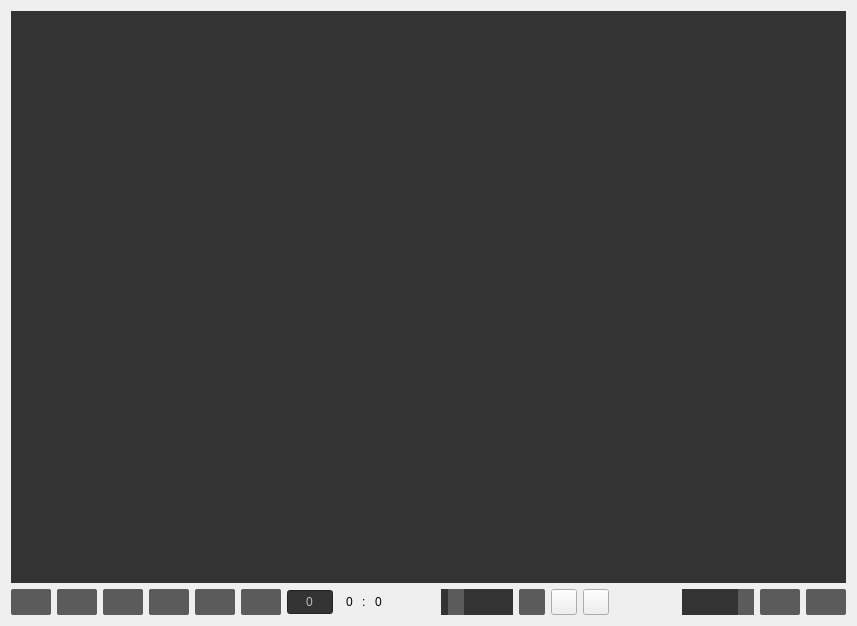
Above: AnimRef/Contents/interface/interface.ui from ShirzadBh/AnimRef before the change. Below: the same form after it.
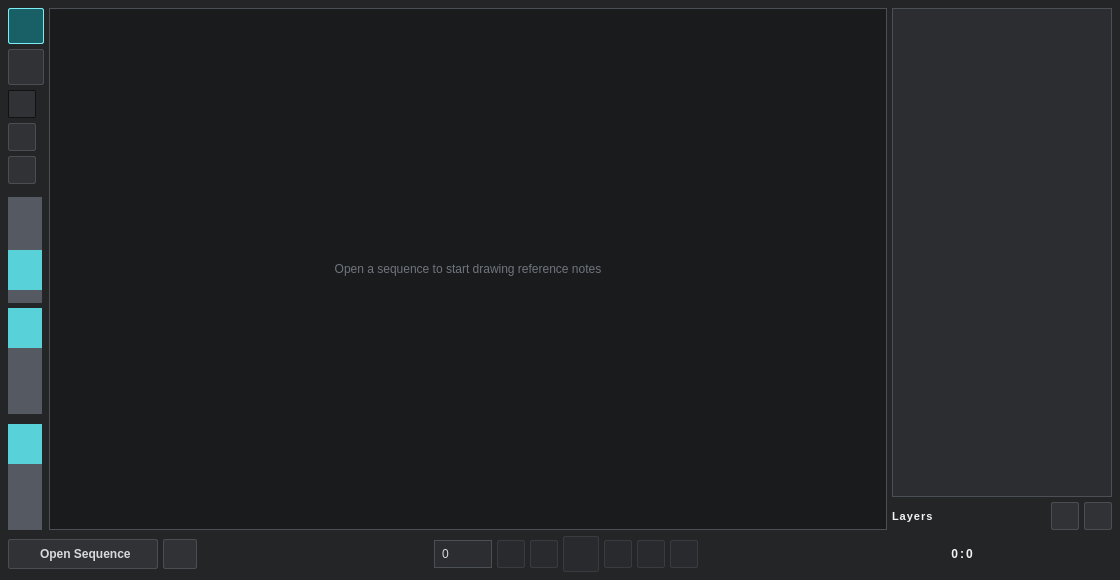
That is the form after the change.

Commit message: Adding painting tools

What changed in the file:
```diff
--- a/AnimRef/Contents/interface/interface.ui
+++ b/AnimRef/Contents/interface/interface.ui
@@ -6,14 +6,20 @@
    <rect>
     <x>0</x>
     <y>0</y>
-    <width>857</width>
-    <height>626</height>
+    <width>1120</width>
+    <height>580</height>
    </rect>
   </property>
+  <property name="sizePolicy">
+   <sizepolicy hsizetype="Expanding" vsizetype="Expanding">
+    <horstretch>1</horstretch>
+    <verstretch>1</verstretch>
+   </sizepolicy>
+  </property>
   <property name="minimumSize">
    <size>
-    <width>340</width>
-    <height>240</height>
+    <width>860</width>
+    <height>580</height>
    </size>
   </property>
   <property name="windowTitle">
@@ -22,168 +28,426 @@
   <property name="styleSheet">
    <string notr="true">
 
-
-
-
-
-
-
-
-
-
-
-
-
-
-
-
-QTabWidget::pane { /* The tab widget frame */
+QWidget#Form {
+    background-color: #242526;
+    color: #d7d9dc;
+    font-family: Segoe UI, Arial, sans-serif;
+    font-size: 11px;
 }
-
-QTabWidget::tab-bar {
-   /* move to the right by 5px */
-    background: black;
-
+QPushButton {
+    background-color: #303236;
+    color: #d7d9dc;
+    border: 1px solid #4a4d52;
+    border-radius: 2px;
+    padding: 3px 6px;
 }
-
-/* Style the tab using the tab sub-control. Note that
-    it reads QTabBar _not_ QTabWidget */
-QTabBar::tab {
-color: white;
-    background: #363636;
-    padding: 6px 26px 6px 26px;
+QPushButton:hover {
+    background-color: #383b40;
+    border-color: #6ad8df;
 }
-
-
-QTabBar::tab:selected, QTabBar::tab:hover {
-    background: #5b5b5b;
+QPushButton:pressed, QPushButton:checked {
+    background-color: #195f66;
+    border-color: #7beef5;
+    color: #ffffff;
 }
-
-QTabBar::tab:selected {
-    border-color: #9B9B9B;
+QPushButton:disabled {
+    background-color: #282a2d;
+    color: #666b72;
+    border-color: #383b40;
 }
-
-QTabBar::tab:!selected {
-    border-color: #474747;
-
+QPushButton#btn_load_seq {
+    background-color: #303236;
+    border-radius: 2px;
+    padding-left: 10px;
+    padding-right: 12px;
+    font-size: 12px;
+    font-weight: 500;
 }
-
-/* make use of negative margins for overlapping tabs */
-QTabBar::tab:selected {
-    background: 474747;
-
-    /* expand/overlap to the left and right by 4px */
-
+QPushButton#btn_load_seq:hover {
+    background-color: #383b40;
 }
-
-QTabBar::tab:first:selected {
-    margin-left: 0; /* the first selected tab has nothing to overlap with on the left */
+QPushButton#btn_brush_color {
+    border: 1px solid #111214;
+    border-radius: 1px;
 }
-
-QTabBar::tab:last:selected {
-    margin-right: 0; /* the last selected tab has nothing to overlap with on the right */
+QLabel#viewer {
+    background-color: #1a1b1d;
+    border: 1px solid #4b4f56;
+    border-radius: 0px;
+    color: #6f747d;
+    font-size: 12px;
 }
-
-QTabBar::tab:only-one {
-    margin: 0; /* if there is only one tab, we don't want overlapping margins */
+QLabel#layersTitle {
+    color: #f1f3f4;
+    font-size: 11px;
+    font-weight: 600;
+    letter-spacing: 1px;
+    padding-left: 0px;
 }
-
-
-
-
-
-
-
-
-
-
-
-
-
-
-
-
-		QMenuBar
-		{	
-			color: #fff;
-
-			background-color: #363636;
-		}
-
-		QMenuBar::item
-		{	
-			color: #fff;
-
-			background-color: #474747;
-		}
-
-		QMenuBar::item:selected
-		{	
-			color: #fff;
-
-			background-color: #363636;
-		}
-		
-		QMenu
-		{
-			background-color: #363636;			
-			color: #fff;
-		
-		}
-
-
-		QMenu::item:selected
-		{
-			background-color: #fff;			
-			color: #34495e;
-			
-		}
-
-
-
-
-
-
-
-
-
-
-
-
-
-
-
-
-
-QToolBar {
-    background: #363636;
-    spacing: 3px; /* spacing between items in the tool bar */
+QListWidget#lw_layers {
+    background-color: #2b2d30;
+    border: 1px solid #4b4f56;
+    border-radius: 0px;
+    padding: 2px;
+    outline: none;
 }
-
-QToolBar::handle {
-/*
-    background: #363636;
-*/
+QListWidget#lw_layers::item {
+    min-height: 22px;
+    border-radius: 0px;
+    padding: 2px 5px;
 }
-
-</string>
+QListWidget#lw_layers::item:selected {
+    background-color: #087ea4;
+    color: #ffffff;
+}
+QListWidget#lw_layers::item:hover {
+    background-color: #36393e;
+}
+QSpinBox#sb_time_shift {
+    background-color: #2b2d30;
+    color: #d7d9dc;
+    border: 1px solid #4b4f56;
+    border-radius: 0px;
+    padding-left: 5px;
+}
+QLabel#maxframe, QLabel#refframe, QLabel#label_4 {
+    font-weight: 600;
+    color: #f1f3f4;
+    font-size: 12px;
+}
+QLabel#state {
+    color: #8d939c;
+    padding-left: 8px;
+}
+QSlider::groove:horizontal {
+    height: 40px;
+    background: #555a62;
+    border-radius: 0px;
+}
+QSlider::handle:horizontal {
+    background: #58d1d8;
+    width: 20px;
+    margin: -5px 0;
+    border-radius: 0px;
+}
+QSlider::groove:vertical {
+    width: 40px;
+    background: #555a62;
+    border-radius: 0px;
+}
+QSlider::handle:vertical {
+    background: #58d1d8;
+    height: 40px;
+    margin: 0 -5px;
+    border-radius: 0px;
+}
+   </string>
   </property>
   <layout class="QVBoxLayout" name="verticalLayout">
+   <property name="spacing">
+    <number>6</number>
+   </property>
+   <property name="leftMargin">
+    <number>8</number>
+   </property>
+   <property name="topMargin">
+    <number>8</number>
+   </property>
+   <property name="rightMargin">
+    <number>8</number>
+   </property>
+   <property name="bottomMargin">
+    <number>8</number>
+   </property>
    <item>
-    <layout class="QHBoxLayout" name="horizontalLayout_5">
+    <layout class="QHBoxLayout" name="centerLayout">
+     <property name="spacing">
+      <number>5</number>
+     </property>
+     <item>
+      <layout class="QVBoxLayout" name="sidebarLayout">
+       <property name="spacing">
+        <number>5</number>
+       </property>
+       <item>
+        <widget class="QPushButton" name="btn_brush">
+         <property name="minimumSize">
+          <size>
+           <width>36</width>
+           <height>36</height>
+          </size>
+         </property>
+         <property name="maximumSize">
+          <size>
+           <width>36</width>
+           <height>36</height>
+          </size>
+         </property>
+         <property name="text">
+          <string/>
+         </property>
+         <property name="iconSize">
+          <size>
+           <width>24</width>
+           <height>24</height>
+          </size>
+         </property>
+         <property name="checkable">
+          <bool>true</bool>
+         </property>
+         <property name="checked">
+          <bool>true</bool>
+         </property>
+        </widget>
+       </item>
+       <item>
+        <widget class="QPushButton" name="btn_eraser">
+         <property name="minimumSize">
+          <size>
+           <width>36</width>
+           <height>36</height>
+          </size>
+         </property>
+         <property name="maximumSize">
+          <size>
+           <width>36</width>
+           <height>36</height>
+          </size>
+         </property>
+         <property name="text">
+          <string/>
+         </property>
+         <property name="iconSize">
+          <size>
+           <width>24</width>
+           <height>24</height>
+          </size>
+         </property>
+         <property name="checkable">
+          <bool>true</bool>
+         </property>
+        </widget>
+       </item>
+       <item>
+        <widget class="QPushButton" name="btn_brush_color">
+         <property name="minimumSize">
+          <size>
+           <width>28</width>
+           <height>28</height>
+          </size>
+         </property>
+         <property name="maximumSize">
+          <size>
+           <width>28</width>
+           <height>28</height>
+          </size>
+         </property>
+         <property name="text">
+          <string/>
+         </property>
+        </widget>
+       </item>
+       <item>
+        <widget class="QPushButton" name="btn_undo">
+         <property name="minimumSize">
+          <size>
+           <width>28</width>
+           <height>28</height>
+          </size>
+         </property>
+         <property name="maximumSize">
+          <size>
+           <width>28</width>
+           <height>28</height>
+          </size>
+         </property>
+         <property name="text">
+          <string/>
+         </property>
+         <property name="iconSize">
+          <size>
+           <width>22</width>
+           <height>22</height>
+          </size>
+         </property>
+        </widget>
+       </item>
+       <item>
+        <widget class="QPushButton" name="btn_redo">
+         <property name="minimumSize">
+          <size>
+           <width>28</width>
+           <height>28</height>
+          </size>
+         </property>
+         <property name="maximumSize">
+          <size>
+           <width>28</width>
+           <height>28</height>
+          </size>
+         </property>
+         <property name="text">
+          <string/>
+         </property>
+         <property name="iconSize">
+          <size>
+           <width>22</width>
+           <height>22</height>
+          </size>
+         </property>
+        </widget>
+       </item>
+       <item>
+        <spacer name="toolSpacer1">
+         <property name="orientation">
+          <enum>Qt::Vertical</enum>
+         </property>
+         <property name="sizeType">
+          <enum>QSizePolicy::Fixed</enum>
+         </property>
+         <property name="sizeHint" stdset="0">
+          <size>
+           <width>20</width>
+           <height>8</height>
+          </size>
+         </property>
+        </spacer>
+       </item>
+       <item>
+        <widget class="QSlider" name="sl_brush_size">
+         <property name="minimumSize">
+          <size>
+           <width>34</width>
+           <height>106</height>
+          </size>
+         </property>
+         <property name="maximumSize">
+          <size>
+           <width>34</width>
+           <height>120</height>
+          </size>
+         </property>
+         <property name="toolTip">
+          <string>Brush Size</string>
+         </property>
+         <property name="styleSheet">
+          <string notr="true">QSlider::groove:horizontal {
+    background: #333333;
+}
+
+QSlider::handle:horizontal {
+    background: #5b5b5b;
+    width: 16px;
+
+}</string>
+         </property>
+         <property name="minimum">
+          <number>1</number>
+         </property>
+         <property name="maximum">
+          <number>100</number>
+         </property>
+         <property name="value">
+          <number>20</number>
+         </property>
+         <property name="orientation">
+          <enum>Qt::Vertical</enum>
+         </property>
+        </widget>
+       </item>
+       <item>
+        <widget class="QSlider" name="sl_brush_flow">
+         <property name="minimumSize">
+          <size>
+           <width>34</width>
+           <height>106</height>
+          </size>
+         </property>
+         <property name="maximumSize">
+          <size>
+           <width>34</width>
+           <height>120</height>
+          </size>
+         </property>
+         <property name="toolTip">
+          <string>Brush Flow</string>
+         </property>
+         <property name="minimum">
+          <number>1</number>
+         </property>
+         <property name="maximum">
+          <number>100</number>
+         </property>
+         <property name="value">
+          <number>100</number>
+         </property>
+         <property name="orientation">
+          <enum>Qt::Vertical</enum>
+         </property>
+        </widget>
+       </item>
+       <item>
+        <spacer name="sidebarSpacer">
+         <property name="orientation">
+          <enum>Qt::Vertical</enum>
+         </property>
+         <property name="sizeHint" stdset="0">
+          <size>
+           <width>20</width>
+           <height>40</height>
+          </size>
+         </property>
+        </spacer>
+       </item>
+       <item>
+        <widget class="QSlider" name="sl_opacity">
+         <property name="minimumSize">
+          <size>
+           <width>34</width>
+           <height>106</height>
+          </size>
+         </property>
+         <property name="maximumSize">
+          <size>
+           <width>34</width>
+           <height>120</height>
+          </size>
+         </property>
+         <property name="toolTip">
+          <string>Brush Flow</string>
+         </property>
+         <property name="minimum">
+          <number>10</number>
+         </property>
+         <property name="maximum">
+          <number>100</number>
+         </property>
+         <property name="value">
+          <number>100</number>
+         </property>
+         <property name="orientation">
+          <enum>Qt::Vertical</enum>
+         </property>
+        </widget>
+       </item>
+      </layout>
+     </item>
      <item>
       <widget class="QLabel" name="viewer">
        <property name="sizePolicy">
-        <sizepolicy hsizetype="Preferred" vsizetype="MinimumExpanding">
-         <horstretch>0</horstretch>
-         <verstretch>0</verstretch>
+        <sizepolicy hsizetype="Expanding" vsizetype="Expanding">
+         <horstretch>1</horstretch>
+         <verstretch>1</verstretch>
         </sizepolicy>
        </property>
-       <property name="styleSheet">
-        <string notr="true">background-color: #333333</string>
+       <property name="minimumSize">
+        <size>
+         <width>500</width>
+         <height>380</height>
+        </size>
        </property>
        <property name="text">
-        <string/>
+        <string>Open a sequence to start drawing reference notes</string>
        </property>
        <property name="scaledContents">
         <bool>false</bool>
@@ -193,825 +457,473 @@
        </property>
       </widget>
      </item>
+     <item>
+      <layout class="QVBoxLayout" name="rightLayout">
+       <property name="spacing">
+        <number>5</number>
+       </property>
+       <item>
+        <widget class="QListWidget" name="lw_layers">
+         <property name="sizePolicy">
+          <sizepolicy hsizetype="Fixed" vsizetype="Expanding">
+           <horstretch>0</horstretch>
+           <verstretch>1</verstretch>
+          </sizepolicy>
+         </property>
+         <property name="minimumSize">
+          <size>
+           <width>190</width>
+           <height>220</height>
+          </size>
+         </property>
+         <property name="maximumSize">
+          <size>
+           <width>220</width>
+           <height>16777215</height>
+          </size>
+         </property>
+         <property name="dragDropMode">
+          <enum>QAbstractItemView::InternalMove</enum>
+         </property>
+         <property name="alternatingRowColors">
+          <bool>false</bool>
+         </property>
+        </widget>
+       </item>
+       <item>
+        <layout class="QHBoxLayout" name="layersHeaderLayout">
+         <property name="spacing">
+          <number>5</number>
+         </property>
+         <item>
+          <widget class="QLabel" name="layersTitle">
+           <property name="minimumSize">
+            <size>
+             <width>0</width>
+             <height>24</height>
+            </size>
+           </property>
+           <property name="text">
+            <string>Layers</string>
+           </property>
+          </widget>
+         </item>
+         <item>
+          <spacer name="layersHeaderSpacer">
+           <property name="orientation">
+            <enum>Qt::Horizontal</enum>
+           </property>
+           <property name="sizeHint" stdset="0">
+            <size>
+             <width>40</width>
+             <height>20</height>
+            </size>
+           </property>
+          </spacer>
+         </item>
+         <item>
+          <widget class="QPushButton" name="btn_remove_layer">
+           <property name="minimumSize">
+            <size>
+             <width>28</width>
+             <height>28</height>
+            </size>
+           </property>
+           <property name="maximumSize">
+            <size>
+             <width>28</width>
+             <height>28</height>
+            </size>
+           </property>
+           <property name="text">
+            <string/>
+           </property>
+           <property name="iconSize">
+            <size>
+             <width>20</width>
+             <height>20</height>
+            </size>
+           </property>
+          </widget>
+         </item>
+         <item>
+          <widget class="QPushButton" name="btn_add_layer">
+           <property name="minimumSize">
+            <size>
+             <width>28</width>
+             <height>28</height>
+            </size>
+           </property>
+           <property name="maximumSize">
+            <size>
+             <width>28</width>
+             <height>28</height>
+            </size>
+           </property>
+           <property name="text">
+            <string/>
+           </property>
+           <property name="iconSize">
+            <size>
+             <width>20</width>
+             <height>20</height>
+            </size>
+           </property>
+          </widget>
+         </item>
+        </layout>
+       </item>
+      </layout>
+     </item>
     </layout>
    </item>
    <item>
-    <layout class="QHBoxLayout" name="horizontalLayout">
+    <layout class="QHBoxLayout" name="bottomLayout">
+     <property name="spacing">
+      <number>5</number>
+     </property>
      <item>
-      <layout class="QHBoxLayout" name="horizontalLayout_3">
+      <widget class="QPushButton" name="btn_load_seq">
+       <property name="minimumSize">
+        <size>
+         <width>150</width>
+         <height>30</height>
+        </size>
+       </property>
+       <property name="maximumSize">
+        <size>
+         <width>190</width>
+         <height>30</height>
+        </size>
+       </property>
+       <property name="text">
+        <string>  Open Sequence</string>
+       </property>
+       <property name="iconSize">
+        <size>
+         <width>22</width>
+         <height>22</height>
+        </size>
+       </property>
+      </widget>
+     </item>
+     <item>
+      <widget class="QPushButton" name="btn_converter">
+       <property name="minimumSize">
+        <size>
+         <width>34</width>
+         <height>30</height>
+        </size>
+       </property>
+       <property name="maximumSize">
+        <size>
+         <width>34</width>
+         <height>30</height>
+        </size>
+       </property>
+       <property name="toolTip">
+        <string>Open / download sequence converter</string>
+       </property>
+       <property name="text">
+        <string/>
+       </property>
+       <property name="iconSize">
+        <size>
+         <width>20</width>
+         <height>20</height>
+        </size>
+       </property>
+      </widget>
+     </item>
+     <item>
+      <spacer name="horizontalSpacer">
+       <property name="orientation">
+        <enum>Qt::Horizontal</enum>
+       </property>
+       <property name="sizeHint" stdset="0">
+        <size>
+         <width>40</width>
+         <height>20</height>
+        </size>
+       </property>
+      </spacer>
+     </item>
+     <item>
+      <widget class="QSpinBox" name="sb_time_shift">
+       <property name="enabled">
+        <bool>false</bool>
+       </property>
+       <property name="minimumSize">
+        <size>
+         <width>58</width>
+         <height>28</height>
+        </size>
+       </property>
+       <property name="maximumSize">
+        <size>
+         <width>58</width>
+         <height>28</height>
+        </size>
+       </property>
+       <property name="toolTip">
+        <string>Set Start Frame Of Reference</string>
+       </property>
+       <property name="buttonSymbols">
+        <enum>QAbstractSpinBox::NoButtons</enum>
+       </property>
+       <property name="minimum">
+        <number>-10000000</number>
+       </property>
+       <property name="maximum">
+        <number>10000000</number>
+       </property>
+       <property name="value">
+        <number>0</number>
+       </property>
+      </widget>
+     </item>
+     <item>
+      <widget class="QPushButton" name="btn_s_frame">
+       <property name="enabled">
+        <bool>false</bool>
+       </property>
+       <property name="minimumSize">
+        <size>
+         <width>28</width>
+         <height>28</height>
+        </size>
+       </property>
+       <property name="maximumSize">
+        <size>
+         <width>28</width>
+         <height>28</height>
+        </size>
+       </property>
+       <property name="text">
+        <string/>
+       </property>
+       <property name="iconSize">
+        <size>
+         <width>22</width>
+         <height>22</height>
+        </size>
+       </property>
+      </widget>
+     </item>
+     <item>
+      <widget class="QPushButton" name="btn_p_frame">
+       <property name="enabled">
+        <bool>false</bool>
+       </property>
+       <property name="minimumSize">
+        <size>
+         <width>28</width>
+         <height>28</height>
+        </size>
+       </property>
+       <property name="maximumSize">
+        <size>
+         <width>28</width>
+         <height>28</height>
+        </size>
+       </property>
+       <property name="text">
+        <string/>
+       </property>
+       <property name="iconSize">
+        <size>
+         <width>22</width>
+         <height>22</height>
+        </size>
+       </property>
+      </widget>
+     </item>
+     <item>
+      <widget class="QPushButton" name="btn_play">
+       <property name="enabled">
+        <bool>false</bool>
+       </property>
+       <property name="minimumSize">
+        <size>
+         <width>36</width>
+         <height>36</height>
+        </size>
+       </property>
+       <property name="maximumSize">
+        <size>
+         <width>36</width>
+         <height>36</height>
+        </size>
+       </property>
+       <property name="text">
+        <string/>
+       </property>
+       <property name="iconSize">
+        <size>
+         <width>26</width>
+         <height>26</height>
+        </size>
+       </property>
+       <property name="checkable">
+        <bool>false</bool>
+       </property>
+      </widget>
+     </item>
+     <item>
+      <widget class="QPushButton" name="btn_n_frame">
+       <property name="enabled">
+        <bool>false</bool>
+       </property>
+       <property name="minimumSize">
+        <size>
+         <width>28</width>
+         <height>28</height>
+        </size>
+       </property>
+       <property name="maximumSize">
+        <size>
+         <width>28</width>
+         <height>28</height>
+        </size>
+       </property>
+       <property name="text">
+        <string/>
+       </property>
+       <property name="iconSize">
+        <size>
+         <width>22</width>
+         <height>22</height>
+        </size>
+       </property>
+      </widget>
+     </item>
+     <item>
+      <widget class="QPushButton" name="btn_e_frame">
+       <property name="enabled">
+        <bool>false</bool>
+       </property>
+       <property name="minimumSize">
+        <size>
+         <width>28</width>
+         <height>28</height>
+        </size>
+       </property>
+       <property name="maximumSize">
+        <size>
+         <width>28</width>
+         <height>28</height>
+        </size>
+       </property>
+       <property name="text">
+        <string/>
+       </property>
+       <property name="iconSize">
+        <size>
+         <width>22</width>
+         <height>22</height>
+        </size>
+       </property>
+      </widget>
+     </item>
+     <item>
+      <widget class="QPushButton" name="btn_loop">
+       <property name="enabled">
+        <bool>false</bool>
+       </property>
+       <property name="minimumSize">
+        <size>
+         <width>28</width>
+         <height>28</height>
+        </size>
+       </property>
+       <property name="maximumSize">
+        <size>
+         <width>28</width>
+         <height>28</height>
+        </size>
+       </property>
+       <property name="text">
+        <string/>
+       </property>
+       <property name="iconSize">
+        <size>
+         <width>22</width>
+         <height>22</height>
+        </size>
+       </property>
+       <property name="checkable">
+        <bool>true</bool>
+       </property>
+      </widget>
+     </item>
+     <item>
+      <spacer name="bottomSpacer">
+       <property name="orientation">
+        <enum>Qt::Horizontal</enum>
+       </property>
+       <property name="sizeHint" stdset="0">
+        <size>
+         <width>40</width>
+         <height>20</height>
+        </size>
+       </property>
+      </spacer>
+     </item>
+     <item>
+      <layout class="QHBoxLayout" name="frameLabelsLayout">
+       <property name="spacing">
+        <number>2</number>
+       </property>
        <item>
-        <widget class="QPushButton" name="btn_s_frame">
-         <property name="enabled">
-          <bool>false</bool>
-         </property>
+        <widget class="QLabel" name="maxframe">
          <property name="minimumSize">
           <size>
-           <width>0</width>
-           <height>26</height>
+           <width>24</width>
+           <height>20</height>
           </size>
          </property>
-         <property name="maximumSize">
-          <size>
-           <width>16777215</width>
-           <height>26</height>
-          </size>
-         </property>
-         <property name="styleSheet">
-          <string notr="true">QPushButton
-{
-color: white;
-font-size: 12px;
-padding: 20px 4px 20px 4px;
-border-radius: 2px;
-background-color: #5b5b5b;
-}
-
-QPushButton::hover 
-{
-background-color: #888888;
-}
-
-QPushButton::pressed 
-{
-background-color: #4b4b4b;
-}
-
-
-
-QPushButton::checked 
-{
-background-color: #E84A5F;
-}
-
-
-
-
-
-
-</string>
-         </property>
          <property name="text">
-          <string/>
+          <string>0</string>
          </property>
-        </widget>
-       </item>
-       <item>
-        <widget class="QPushButton" name="btn_p_frame">
-         <property name="enabled">
-          <bool>false</bool>
+         <property name="alignment">
+          <set>Qt::AlignRight|Qt::AlignTrailing|Qt::AlignVCenter</set>
          </property>
-         <property name="minimumSize">
-          <size>
-           <width>0</width>
-           <height>26</height>
-          </size>
-         </property>
-         <property name="maximumSize">
-          <size>
-           <width>16777215</width>
-           <height>26</height>
-          </size>
-         </property>
-         <property name="styleSheet">
-          <string notr="true">QPushButton
-{
-color: white;
-font-size: 12px;
-padding: 20px 4px 20px 4px;
-border-radius: 2px;
-background-color: #5b5b5b;
-}
-
-QPushButton::hover 
-{
-background-color: #888888;
-}
-
-QPushButton::pressed 
-{
-background-color: #4b4b4b;
-}
-
-
-
-QPushButton::checked 
-{
-background-color: #E84A5F;
-}
-
-
-
-
-
-
-</string>
-         </property>
-         <property name="text">
-          <string/>
-         </property>
         </widget>
        </item>
        <item>
-        <widget class="QPushButton" name="btn_play">
-         <property name="enabled">
-          <bool>false</bool>
-         </property>
-         <property name="minimumSize">
-          <size>
-           <width>0</width>
-           <height>26</height>
-          </size>
-         </property>
-         <property name="maximumSize">
-          <size>
-           <width>16777215</width>
-           <height>26</height>
-          </size>
-         </property>
-         <property name="styleSheet">
-          <string notr="true">QPushButton
-{
-color: white;
-font-size: 12px;
-padding: 20px 4px 20px 4px;
-border-radius: 2px;
-background-color: #5b5b5b;
-}
-
-QPushButton::hover 
-{
-background-color: #888888;
-}
-
-QPushButton::pressed 
-{
-background-color: #4b4b4b;
-}
-
-
-
-QPushButton::checked 
-{
-background-color: #E84A5F;
-}
-
-
-
-
-
-
-</string>
-         </property>
+        <widget class="QLabel" name="label_4">
          <property name="text">
-          <string/>
-         </property>
-         <property name="checkable">
-          <bool>false</bool>
-         </property>
-        </widget>
-       </item>
-       <item>
-        <widget class="QPushButton" name="btn_n_frame">
-         <property name="enabled">
-          <bool>false</bool>
-         </property>
-         <property name="minimumSize">
-          <size>
-           <width>0</width>
-           <height>26</height>
-          </size>
-         </property>
-         <property name="maximumSize">
-          <size>
-           <width>16777215</width>
-           <height>26</height>
-          </size>
-         </property>
-         <property name="styleSheet">
-          <string notr="true">QPushButton
-{
-color: white;
-font-size: 12px;
-padding: 20px 4px 20px 4px;
-border-radius: 2px;
-background-color: #5b5b5b;
-}
-
-QPushButton::hover 
-{
-background-color: #888888;
-}
-
-QPushButton::pressed 
-{
-background-color: #4b4b4b;
-}
-
-
-
-QPushButton::checked 
-{
-background-color: #E84A5F;
-}
-
-
-
-
-
-
-</string>
-         </property>
-         <property name="text">
-          <string/>
-         </property>
-        </widget>
-       </item>
-       <item>
-        <widget class="QPushButton" name="btn_e_frame">
-         <property name="enabled">
-          <bool>false</bool>
-         </property>
-         <property name="minimumSize">
-          <size>
-           <width>0</width>
-           <height>26</height>
-          </size>
-         </property>
-         <property name="maximumSize">
-          <size>
-           <width>16777215</width>
-           <height>26</height>
-          </size>
-         </property>
-         <property name="styleSheet">
-          <string notr="true">QPushButton
-{
-color: white;
-font-size: 12px;
-padding: 20px 4px 20px 4px;
-border-radius: 2px;
-background-color: #5b5b5b;
-}
-
-QPushButton::hover 
-{
-background-color: #888888;
-}
-
-QPushButton::pressed 
-{
-background-color: #4b4b4b;
-}
-
-
-
-QPushButton::checked 
-{
-background-color: #E84A5F;
-}
-
-
-
-
-
-
-</string>
-         </property>
-         <property name="text">
-          <string/>
-         </property>
-        </widget>
-       </item>
-       <item>
-        <widget class="QPushButton" name="btn_loop">
-         <property name="enabled">
-          <bool>false</bool>
-         </property>
-         <property name="minimumSize">
-          <size>
-           <width>0</width>
-           <height>26</height>
-          </size>
-         </property>
-         <property name="maximumSize">
-          <size>
-           <width>16777215</width>
-           <height>26</height>
-          </size>
-         </property>
-         <property name="styleSheet">
-          <string notr="true">QPushButton
-{
-color: white;
-font-size: 12px;
-padding: 20px 4px 20px 4px;
-border-radius: 2px;
-background-color: #5b5b5b;
-}
-
-QPushButton::hover 
-{
-background-color: #888888;
-}
-
-QPushButton::pressed 
-{
-background-color: #424242;
-}
-
-
-
-QPushButton::checked 
-{
-background-color:#333333;
-}
-
-
-
-
-
-
-</string>
-         </property>
-         <property name="text">
-          <string/>
-         </property>
-         <property name="checkable">
-          <bool>true</bool>
-         </property>
-        </widget>
-       </item>
-       <item>
-        <widget class="QSpinBox" name="sb_time_shift">
-         <property name="enabled">
-          <bool>false</bool>
-         </property>
-         <property name="minimumSize">
-          <size>
-           <width>46</width>
-           <height>26</height>
-          </size>
-         </property>
-         <property name="maximumSize">
-          <size>
-           <width>46</width>
-           <height>26</height>
-          </size>
-         </property>
-         <property name="toolTip">
-          <string>Set Start Frame Of Reference</string>
-         </property>
-         <property name="styleSheet">
-          <string notr="true">QSpinBox {
-	background-color: #333333;
-
-font-size: 12px;
-font-family:&quot;Comic Sans MS&quot;, cursive, sans-serif;
-}
-
-
-
-QSpinBox::selected {
-	background-color: #333333;
-	border-radius: 5px;
-}
-
-
-</string>
-         </property>
-         <property name="wrapping">
-          <bool>false</bool>
+          <string>:</string>
          </property>
          <property name="alignment">
           <set>Qt::AlignCenter</set>
          </property>
-         <property name="buttonSymbols">
-          <enum>QAbstractSpinBox::NoButtons</enum>
-         </property>
-         <property name="suffix">
-          <string/>
-         </property>
-         <property name="minimum">
-          <number>-10000000</number>
-         </property>
-         <property name="maximum">
-          <number>10000000</number>
-         </property>
         </widget>
        </item>
        <item>
-        <layout class="QHBoxLayout" name="horizontalLayout_4">
-         <item>
-          <widget class="QLabel" name="maxframe">
-           <property name="minimumSize">
-            <size>
-             <width>0</width>
-             <height>0</height>
-            </size>
-           </property>
-           <property name="styleSheet">
-            <string notr="true">font-size: 12px;
-font-family:&quot;Comic Sans MS&quot;, cursive, sans-serif;
-
-padding-left: 4px;</string>
-           </property>
-           <property name="text">
-            <string>0</string>
-           </property>
-          </widget>
-         </item>
-         <item>
-          <widget class="QLabel" name="label_4">
-           <property name="minimumSize">
-            <size>
-             <width>0</width>
-             <height>0</height>
-            </size>
-           </property>
-           <property name="styleSheet">
-            <string notr="true">font-size: 12px;
-font-family:&quot;Comic Sans MS&quot;, cursive, sans-serif;</string>
-           </property>
-           <property name="text">
-            <string>:</string>
-           </property>
-          </widget>
-         </item>
-         <item>
-          <widget class="QLabel" name="refframe">
-           <property name="minimumSize">
-            <size>
-             <width>0</width>
-             <height>0</height>
-            </size>
-           </property>
-           <property name="styleSheet">
-            <string notr="true">font-size: 12px;
-font-family:&quot;Comic Sans MS&quot;, cursive, sans-serif;
-
-
-padding-right: 4px;
-</string>
-           </property>
-           <property name="text">
-            <string>0</string>
-           </property>
-          </widget>
-         </item>
-         <item>
-          <widget class="QLabel" name="state">
-           <property name="minimumSize">
-            <size>
-             <width>40</width>
-             <height>0</height>
-            </size>
-           </property>
-           <property name="styleSheet">
-            <string notr="true">font-size: 14px;
-font-family:&quot;Comic Sans MS&quot;, cursive, sans-serif;</string>
-           </property>
-           <property name="text">
-            <string/>
-           </property>
-          </widget>
-         </item>
-        </layout>
-       </item>
-       <item>
-        <layout class="QHBoxLayout" name="horizontalLayout_9">
-         <item>
-          <widget class="QSlider" name="sl_brush_size">
-           <property name="minimumSize">
-            <size>
-             <width>50</width>
-             <height>26</height>
-            </size>
-           </property>
-           <property name="maximumSize">
-            <size>
-             <width>100</width>
-             <height>26</height>
-            </size>
-           </property>
-           <property name="toolTip">
-            <string>Change The Window Opacity</string>
-           </property>
-           <property name="styleSheet">
-            <string notr="true">QSlider::groove:horizontal {
-    background: #333333;
-}
-
-QSlider::handle:horizontal {
-    background: #5b5b5b;
-    width: 16px;
-
-}</string>
-           </property>
-           <property name="minimum">
-            <number>1</number>
-           </property>
-           <property name="maximum">
-            <number>100</number>
-           </property>
-           <property name="pageStep">
-            <number>2</number>
-           </property>
-           <property name="value">
-            <number>14</number>
-           </property>
-           <property name="orientation">
-            <enum>Qt::Horizontal</enum>
-           </property>
-          </widget>
-         </item>
-         <item>
-          <widget class="QPushButton" name="btn_brush_color">
-           <property name="enabled">
-            <bool>false</bool>
-           </property>
-           <property name="minimumSize">
-            <size>
-             <width>26</width>
-             <height>26</height>
-            </size>
-           </property>
-           <property name="maximumSize">
-            <size>
-             <width>26</width>
-             <height>26</height>
-            </size>
-           </property>
-           <property name="styleSheet">
-            <string notr="true">QPushButton
-{
-color: white;
-font-size: 12px;
-padding: 20px 4px 20px 4px;
-border-radius: 2px;
-background-color: #5b5b5b;
-}
-
-QPushButton::hover 
-{
-background-color: #888888;
-}
-
-QPushButton::pressed 
-{
-background-color: #424242;
-}
-
-
-
-QPushButton::checked 
-{
-background-color:#333333;
-}
-
-
-
-
-
-
-</string>
-           </property>
-           <property name="text">
-            <string/>
-           </property>
-           <property name="checkable">
-            <bool>false</bool>
-           </property>
-          </widget>
-         </item>
-         <item>
-          <widget class="QPushButton" name="btn_undo">
-           <property name="enabled">
-            <bool>true</bool>
-           </property>
-           <property name="minimumSize">
-            <size>
-             <width>26</width>
-             <height>26</height>
-            </size>
-           </property>
-           <property name="maximumSize">
-            <size>
-             <width>26</width>
-             <height>26</height>
-            </size>
-           </property>
-           <property name="styleSheet">
-            <string notr="true">n</string>
-           </property>
-           <property name="text">
-            <string/>
-           </property>
-           <property name="checkable">
-            <bool>false</bool>
-           </property>
-          </widget>
-         </item>
-         <item>
-          <widget class="QPushButton" name="btn_redo">
-           <property name="enabled">
-            <bool>true</bool>
-           </property>
-           <property name="minimumSize">
-            <size>
-             <width>26</width>
-             <height>26</height>
-            </size>
-           </property>
-           <property name="maximumSize">
-            <size>
-             <width>26</width>
-             <height>26</height>
-            </size>
-           </property>
-           <property name="styleSheet">
-            <string notr="true"/>
-           </property>
-           <property name="text">
-            <string/>
-           </property>
-           <property name="checkable">
-            <bool>false</bool>
-           </property>
-          </widget>
-         </item>
-        </layout>
-       </item>
-       <item>
-        <spacer name="horizontalSpacer_2">
-         <property name="orientation">
-          <enum>Qt::Horizontal</enum>
-         </property>
-         <property name="sizeHint" stdset="0">
+        <widget class="QLabel" name="refframe">
+         <property name="minimumSize">
           <size>
-           <width>80</width>
+           <width>24</width>
            <height>20</height>
           </size>
          </property>
-        </spacer>
-       </item>
-       <item>
-        <widget class="QSlider" name="sl_opacity">
-         <property name="minimumSize">
-          <size>
-           <width>50</width>
-           <height>26</height>
-          </size>
-         </property>
-         <property name="maximumSize">
-          <size>
-           <width>100</width>
-           <height>26</height>
-          </size>
-         </property>
-         <property name="toolTip">
-          <string>Change The Window Opacity</string>
-         </property>
-         <property name="styleSheet">
-          <string notr="true">QSlider::groove:horizontal {
-    background: #333333;
-}
-
-QSlider::handle:horizontal {
-    background: #5b5b5b;
-    width: 16px;
-
-}</string>
-         </property>
-         <property name="minimum">
-          <number>30</number>
-         </property>
-         <property name="maximum">
-          <number>100</number>
-         </property>
-         <property name="pageStep">
-          <number>2</number>
-         </property>
-         <property name="value">
-          <number>100</number>
-         </property>
-         <property name="orientation">
-          <enum>Qt::Horizontal</enum>
-         </property>
-        </widget>
-       </item>
-       <item>
-        <widget class="QPushButton" name="btn_load_seq">
-         <property name="enabled">
-          <bool>true</bool>
-         </property>
-         <property name="minimumSize">
-          <size>
-           <width>0</width>
-           <height>26</height>
-          </size>
-         </property>
-         <property name="maximumSize">
-          <size>
-           <width>16777215</width>
-           <height>26</height>
-          </size>
-         </property>
-         <property name="styleSheet">
-          <string notr="true">QPushButton
-{
-color: white;
-font-size: 12px;
-padding: 20px 4px 20px 4px;
-border-radius: 2px;
-background-color: #5b5b5b;
-}
-
-QPushButton::hover 
-{
-background-color: #888888;
-}
-
-QPushButton::pressed 
-{
-background-color: #4b4b4b;
-}
-
-
-
-QPushButton::checked 
-{
-background-color: #E84A5F;
-}
-
-
-
-
-
-
-</string>
-         </property>
          <property name="text">
-          <string/>
+          <string>0</string>
          </property>
         </widget>
        </item>
        <item>
-        <widget class="QPushButton" name="btn_converter">
-         <property name="enabled">
-          <bool>true</bool>
-         </property>
+        <widget class="QLabel" name="state">
          <property name="minimumSize">
           <size>
-           <width>0</width>
-           <height>26</height>
+           <width>120</width>
+           <height>20</height>
           </size>
          </property>
-         <property name="maximumSize">
-          <size>
-           <width>16777215</width>
-           <height>26</height>
-          </size>
-         </property>
-         <property name="styleSheet">
-          <string notr="true">QPushButton
-{
-color: white;
-font-size: 12px;
-padding: 20px 4px 20px 4px;
-border-radius: 2px;
-background-color: #5b5b5b;
-}
-
-QPushButton::hover 
-{
-background-color: #888888;
-}
-
-QPushButton::pressed 
-{
-background-color: #4b4b4b;
-}
-
-
-
-QPushButton::checked 
-{
-background-color: #E84A5F;
-}
-
-
-
-
-
-
-</string>
-         </property>
          <property name="text">
           <string/>
          </property>
-         <property name="checkable">
-          <bool>false</bool>
-         </property>
         </widget>
        </item>
        <item>
```
Left out of the diff: 5 changed lines with no effect on the pictures. The commit also changes 8 other files.
